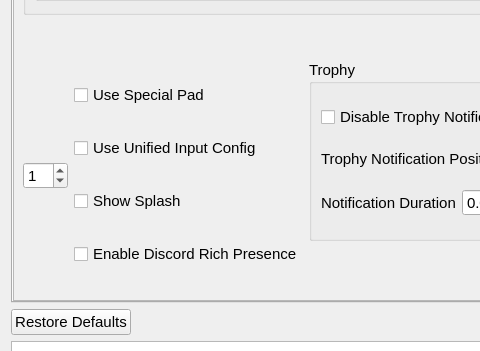
The window that src/qt_gui/game_specific_dialog.ui (diegolix29/shadPS4) describes before a commit, drawn with Qt 5; both pictures show x 0 to 480 and y 228 to 579 of the 1118 by 750 pixel window.
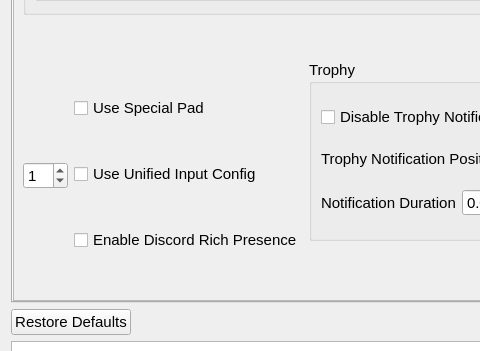
The same window after the commit. The open tabs and pages were chosen to show the change. Icons and pictures are not drawn.

Commit message: Several Gui and Per game gui fixes

```diff
--- a/src/qt_gui/game_specific_dialog.ui
+++ b/src/qt_gui/game_specific_dialog.ui
@@ -761,11 +761,7 @@
           <property name="text"><string>Use Unified Input Config</string></property>
         </widget>
       </item>
-      <item>
-        <widget class="QCheckBox" name="showSplashCheckBox">
-          <property name="text"><string>Show Splash</string></property>
-        </widget>
-      </item>
+
       <item>
         <widget class="QCheckBox" name="discordRPCCheckbox">
           <property name="text"><string>Enable Discord Rich Presence</string></property>
```
The commit also changes 4 other files.
